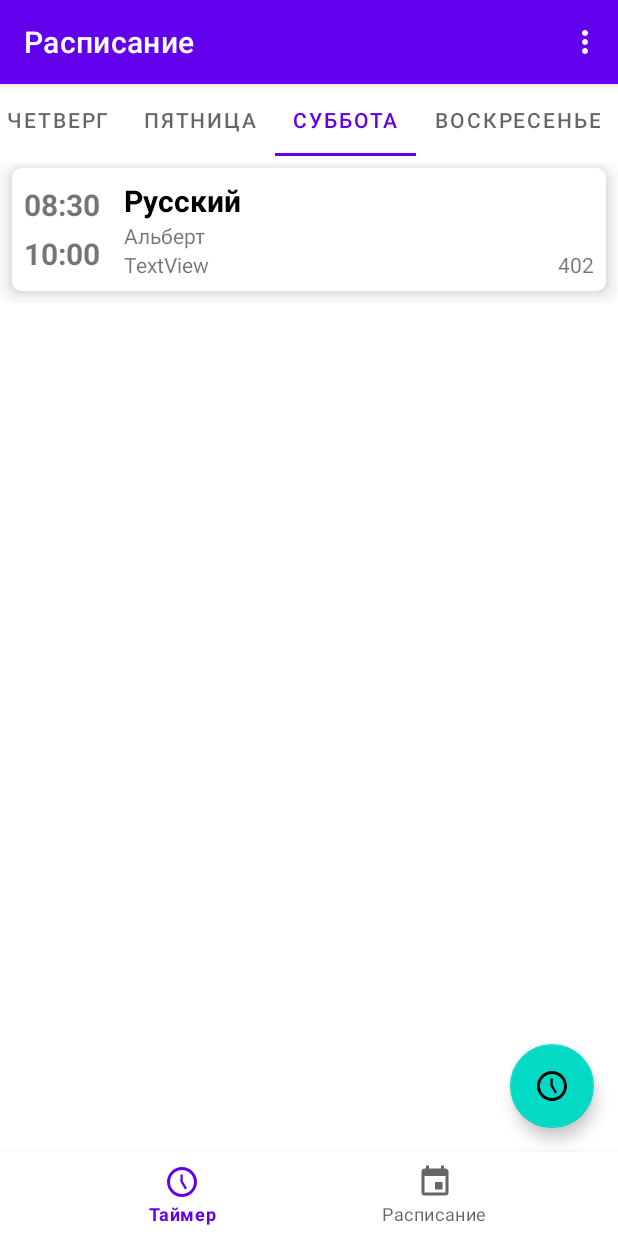
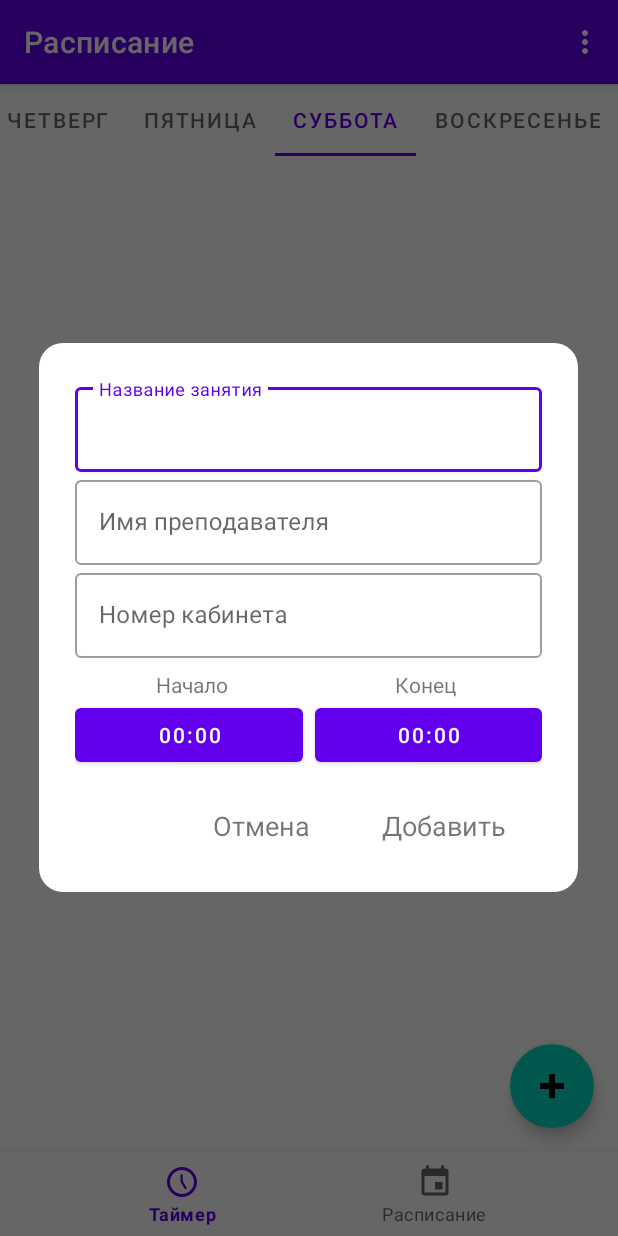
Before and after one commit to ALLABER/BELL-TIME, an Android app: the ScheduleFragment screen opened through its navigation route, after a tap on an icon or button, on a phone screen of 412 x 824 dp. Run offline under Robolectric (Android 15) with nearby library versions, the phone set to English and light mode, and no system bars; our stand-ins replace Room's generated code, navigation-ui.

Commit message:
Промежуточный commit

```diff
--- /dev/null
+++ b/app/src/main/java/com/allaber/belltime/dialog/DialogAddingLesson.java
@@ -0,0 +1,126 @@
+package com.allaber.belltime.dialog;
+
+import android.app.AlertDialog;
+import android.app.Dialog;
+import android.app.TimePickerDialog;
+import android.os.Bundle;
+import android.view.LayoutInflater;
+import android.view.View;
+import android.view.Window;
+import android.widget.Button;
+import android.widget.EditText;
+
+import androidx.fragment.app.DialogFragment;
+
+import com.allaber.belltime.R;
+import com.allaber.belltime.database.App;
+import com.allaber.belltime.database.AppDatabase;
+import com.allaber.belltime.database.LessonDAO;
+import com.allaber.belltime.database.models.Lesson;
+import com.allaber.belltime.utils.Utils;
+
+import java.util.Calendar;
+import java.util.Date;
+
+public class DialogAddingLesson extends DialogFragment implements View.OnClickListener {
+
+    private EditText textInputEditTextLessonName;
+    private EditText textInputEditTextTeacherName;
+    private EditText textInputEditTextRoomNumber;
+    private Button buttonStartTime;
+    private Button buttonEndTime;
+
+    private int dayOfWeek;
+
+    public DialogAddingLesson(int dayOfWeek) {
+        this.dayOfWeek = dayOfWeek;
+    }
+
+    @Override
+    public void onStart() {
+        super.onStart();
+        Window window = getDialog().getWindow();
+        window.setBackgroundDrawableResource(android.R.color.transparent);
+    }
+
+    @Override
+    public Dialog onCreateDialog(Bundle savedInstanceState) {
+        AlertDialog.Builder builder = new AlertDialog.Builder(getActivity());
+        LayoutInflater inflater = getActivity().getLayoutInflater();
+        View view = inflater.inflate(R.layout.dialog_adding_lesson, null);
+        initiationViewElements(view);
+        builder.setView(view);
+        return builder.create();
+    }
+
+
+    private void initiationViewElements(View view) {
+        view.findViewById(R.id.textViewCancel).setOnClickListener(this);
+        view.findViewById(R.id.textViewAdd).setOnClickListener(this);
+
+        buttonStartTime = view.findViewById(R.id.buttonStartTime);
+        buttonStartTime.setOnClickListener(this);
+
+        buttonEndTime = view.findViewById(R.id.buttonEndTime);
+        buttonEndTime.setOnClickListener(this);
+
+        textInputEditTextLessonName = view.findViewById(R.id.textInputEditTextLessonName);
+        textInputEditTextTeacherName = view.findViewById(R.id.textInputEditTextTeacherName);
+        textInputEditTextRoomNumber = view.findViewById(R.id.textInputEditTextRoomNumber);
+    }
+
+    @Override
+    public void onClick(View view) {
+        switch (view.getId()) {
+            case R.id.buttonStartTime:
+            case R.id.buttonEndTime:
+                showDateTimePicker((Button) view);
+                break;
+            case R.id.textViewCancel:
+                getDialog().dismiss();
+                break;
+            case R.id.textViewAdd:
+                addLesson();
+                getDialog().dismiss();
+                break;
+        }
+    }
+
+    private void addLesson() {
+        AppDatabase.databaseWriteExecutor.execute(() -> {
+            Lesson lesson = getLesson();
+            LessonDAO lessonDAO = ((App) getContext().getApplicationContext()).getDatabase().lessonDAO();
+            lessonDAO.insert(lesson);
+        });
+
+
+    }
+
+    public void showDateTimePicker(Button button) {
+        new TimePickerDialog(getContext(), (view, hourOfDay, minute) -> {
+            button.setText(String.format("%02d", hourOfDay) + ":" + String.format("%02d", minute));
+        }, 0, 0, true).show();
+    }
+
+    public Lesson getLesson(){
+        Lesson lesson = new Lesson();
+
+        String lessonName = textInputEditTextLessonName.getText().toString();
+        lesson.setLessonName(lessonName);
+
+        String roomNumber = textInputEditTextRoomNumber.getText().toString();
+        lesson.setRoomNumber(roomNumber);
+
+        String teacherName = textInputEditTextTeacherName.getText().toString();
+        lesson.setTeacherName(teacherName);
+
+        String startTime = buttonStartTime.getText().toString();
+        lesson.setStartTime(startTime);
+
+        String endTime = buttonEndTime.getText().toString();
+        lesson.setEndTime(endTime);
+
+        lesson.setDayOfWeek(Utils.getDayOfWeekByIndex(dayOfWeek));
+        return lesson;
+    }
+}
--- a/app/src/main/java/com/allaber/belltime/ui/schedule/ScheduleFragment.java
+++ b/app/src/main/java/com/allaber/belltime/ui/schedule/ScheduleFragment.java
@@ -7,20 +7,15 @@ import android.view.ViewGroup;
 
 import androidx.annotation.NonNull;
 import androidx.fragment.app.Fragment;
-import androidx.lifecycle.ViewModelProvider;
+import androidx.fragment.app.FragmentManager;
+import androidx.fragment.app.FragmentTransaction;
 import androidx.viewpager.widget.ViewPager;
 
-import com.allaber.belltime.database.App;
 import com.allaber.belltime.database.AppDatabase;
-import com.allaber.belltime.database.LessonDAO;
-import com.allaber.belltime.database.models.Lesson;
 import com.allaber.belltime.databinding.FragmentScheduleBinding;
-import com.allaber.belltime.utils.Utils;
+import com.allaber.belltime.dialog.DialogAddingLesson;
 import com.google.android.material.floatingactionbutton.FloatingActionButton;
 import com.google.android.material.tabs.TabLayout;
-
-import java.util.Calendar;
-import java.util.Date;
 
 public class ScheduleFragment extends Fragment {
 
@@ -28,13 +23,9 @@ public class ScheduleFragment extends Fragment {
 
     public View onCreateView(@NonNull LayoutInflater inflater,
                              ViewGroup container, Bundle savedInstanceState) {
-        ScheduleViewModel scheduleViewModel =
-                new ViewModelProvider(this).get(ScheduleViewModel.class);
 
         binding = FragmentScheduleBinding.inflate(inflater, container, false);
         View root = binding.getRoot();
-
-
 
         SectionsPagerAdapter sectionsPagerAdapter = new SectionsPagerAdapter(getContext(), getChildFragmentManager());;
         final ViewPager viewPager = binding.viewPager;
@@ -44,24 +35,18 @@ public class ScheduleFragment extends Fragment {
 
         FloatingActionButton fab = binding.floatingActionButton;
         fab.setOnClickListener(view -> AppDatabase.databaseWriteExecutor.execute(() -> {
-
-            Lesson lesson = new Lesson();
-            lesson.setLessonName("Русский");
-            lesson.setStartTime(String.valueOf(new Date()));
-            Calendar cal = Calendar.getInstance();
-            cal.add(Calendar.MONTH, 1);
-            lesson.setEndTime(String.valueOf(cal.getTime()));
-            int currentItem = viewPager.getCurrentItem() + 1;
-            lesson.setDayOfWeek(Utils.getDayOfWeekByIndex(currentItem));
-            lesson.setRoomNumber("402");
-            lesson.setTeacherName("Альберт");
-
-            LessonDAO lessonDAO = ((App) getContext().getApplicationContext()).getDatabase().lessonDAO();
-            lessonDAO.insert(lesson);
-
+            showDialogAddingLesson(viewPager.getCurrentItem() + 1);
         }));
 
         return root;
+    }
+
+    private void showDialogAddingLesson(int dayOfWeek){
+        DialogAddingLesson dialogAddingLesson = new DialogAddingLesson(dayOfWeek);
+        FragmentManager manager = getActivity().getSupportFragmentManager();
+        FragmentTransaction transaction = manager.beginTransaction();
+        dialogAddingLesson.show(transaction, "DialogAddingLesson");
+
     }
 
     @Override
--- a/app/src/main/java/com/allaber/belltime/ui/schedule/ScheduleViewModel.java
+++ /dev/null
@@ -1,19 +0,0 @@
-package com.allaber.belltime.ui.schedule;
-
-import androidx.lifecycle.LiveData;
-import androidx.lifecycle.MutableLiveData;
-import androidx.lifecycle.ViewModel;
-
-public class ScheduleViewModel extends ViewModel {
-
-    private final MutableLiveData<String> mText;
-
-    public ScheduleViewModel() {
-        mText = new MutableLiveData<>();
-        mText.setValue("This is dashboard fragment");
-    }
-
-    public LiveData<String> getText() {
-        return mText;
-    }
-}
--- a/app/src/main/java/com/allaber/belltime/ui/schedule/ui/LessonsAdapter.java
+++ b/app/src/main/java/com/allaber/belltime/ui/schedule/ui/LessonsAdapter.java
@@ -20,7 +20,6 @@ public class LessonsAdapter extends
 
     private List<Lesson> mLesson;
 
-    // Pass in the contact array into the constructor
     public LessonsAdapter(List<Lesson> contacts) {
         mLesson = contacts;
     }
@@ -35,11 +34,11 @@ public class LessonsAdapter extends
 
         public ViewHolder(View itemView) {
             super(itemView);
-            startTime = (TextView) itemView.findViewById(R.id.start_time);
-            endTime = (TextView) itemView.findViewById(R.id.end_time);
-            lessonName = (TextView) itemView.findViewById(R.id.lesson_name);
-            roomNumber = (TextView) itemView.findViewById(R.id.room_number);
-            teacherName = (TextView) itemView.findViewById(R.id.teacher_name);
+            startTime = itemView.findViewById(R.id.start_time);
+            endTime = itemView.findViewById(R.id.end_time);
+            lessonName = itemView.findViewById(R.id.lesson_name);
+            roomNumber = itemView.findViewById(R.id.room_number);
+            teacherName = itemView.findViewById(R.id.teacher_name);
         }
     }
 
@@ -58,11 +57,8 @@ public class LessonsAdapter extends
 
         Lesson lesson = mLesson.get(position);
 
-//        holder.startTime.setText(lesson.getStartTime());
-//        holder.endTime.setText(lesson.getEndTime());
-
-        holder.startTime.setText("08:30");
-        holder.endTime.setText("10:00");
+        holder.startTime.setText(lesson.getStartTime());
+        holder.endTime.setText(lesson.getEndTime());
 
         holder.lessonName.setText(lesson.getLessonName());
         holder.roomNumber.setText(lesson.getRoomNumber());
--- a/app/src/main/java/com/allaber/belltime/ui/schedule/ui/WeekFragment.java
+++ b/app/src/main/java/com/allaber/belltime/ui/schedule/ui/WeekFragment.java
@@ -14,16 +14,7 @@ import androidx.lifecycle.ViewModelProvider;
 import androidx.recyclerview.widget.LinearLayoutManager;
 import androidx.recyclerview.widget.RecyclerView;
 
-import com.allaber.belltime.database.App;
-import com.allaber.belltime.database.AppDatabase;
-import com.allaber.belltime.database.LessonDAO;
-import com.allaber.belltime.database.models.Lesson;
 import com.allaber.belltime.databinding.FragmentLessonsBinding;
-import com.allaber.belltime.utils.Utils;
-import com.google.android.material.floatingactionbutton.FloatingActionButton;
-
-import java.util.Calendar;
-import java.util.Date;
 
 public class WeekFragment extends Fragment {
 
@@ -31,6 +22,7 @@ public class WeekFragment extends Fragment {
     private FragmentLessonsBinding binding;
     private int index = 1;
     private LessonsAdapter lessonsAdapter;
+    private RecyclerView recyclerView;
 
     public static WeekFragment newInstance(int index) {
         WeekFragment fragment = new WeekFragment();
@@ -54,7 +46,6 @@ public class WeekFragment extends Fragment {
     private void subscribeToLessons() {
         weekViewModel.getLessons(getContext(), index).observe(getViewLifecycleOwner(), lessons -> {
             lessonsAdapter = new LessonsAdapter(lessons);
-            RecyclerView recyclerView = binding.recyclerView;
             recyclerView.setAdapter(lessonsAdapter);
             recyclerView.setLayoutManager(new LinearLayoutManager(getContext()));
         });
@@ -64,6 +55,7 @@ public class WeekFragment extends Fragment {
     public View onCreateView(@NonNull LayoutInflater inflater, ViewGroup container, Bundle savedInstanceState) {
         binding = FragmentLessonsBinding.inflate(inflater, container, false);
         View root = binding.getRoot();
+        recyclerView = binding.recyclerView;
         return root;
     }
 
--- /dev/null
+++ b/app/src/main/res/drawable/dialog_background.xml
@@ -0,0 +1,10 @@
+<?xml version="1.0" encoding="utf-8"?>
+<shape xmlns:android="http://schemas.android.com/apk/res/android">
+    <solid android:color="@color/color_white_100" />
+    <corners android:radius="16dp" />
+    <padding
+        android:bottom="@dimen/dimen_margin_max"
+        android:left="@dimen/dimen_margin_max"
+        android:right="@dimen/dimen_margin_max"
+        android:top="@dimen/dimen_margin_max" />
+</shape>
--- /dev/null
+++ b/app/src/main/res/drawable/ic_add.xml
@@ -0,0 +1,8 @@
+<!-- drawable/plus_thick.xml -->
+<vector xmlns:android="http://schemas.android.com/apk/res/android"
+    android:height="24dp"
+    android:width="24dp"
+    android:viewportWidth="24"
+    android:viewportHeight="24">
+    <path android:fillColor="#FFFFFF" android:pathData="M20 14H14V20H10V14H4V10H10V4H14V10H20V14Z" />
+</vector>
--- /dev/null
+++ b/app/src/main/res/layout/dialog_adding_lesson.xml
@@ -0,0 +1,155 @@
+<?xml version="1.0" encoding="utf-8"?>
+<androidx.constraintlayout.widget.ConstraintLayout xmlns:android="http://schemas.android.com/apk/res/android"
+    xmlns:app="http://schemas.android.com/apk/res-auto"
+    xmlns:tools="http://schemas.android.com/tools"
+    android:layout_width="wrap_content"
+    android:layout_height="wrap_content"
+    android:layout_marginLeft="32dp"
+    android:layout_marginRight="32dp">
+
+    <LinearLayout
+        android:layout_width="match_parent"
+        android:layout_height="wrap_content"
+        android:layout_margin="16dp"
+        android:layout_marginTop="16dp"
+        android:background="@drawable/dialog_background"
+        android:orientation="vertical"
+        app:layout_constraintBottom_toBottomOf="parent"
+        app:layout_constraintEnd_toEndOf="parent"
+        app:layout_constraintStart_toStartOf="parent"
+        app:layout_constraintTop_toTopOf="parent">
+
+        <LinearLayout
+            android:layout_width="match_parent"
+            android:layout_height="wrap_content"
+            android:layout_margin="@dimen/dimen_margin_min"
+            android:orientation="vertical">
+
+            <com.google.android.material.textfield.TextInputLayout
+                android:id="@+id/textField1"
+                style="@style/Widget.MaterialComponents.TextInputLayout.OutlinedBox"
+                android:layout_width="match_parent"
+                android:layout_height="wrap_content"
+                android:hint="@string/string_name_of_the_lesson">
+
+                <com.google.android.material.textfield.TextInputEditText
+                    android:id="@+id/textInputEditTextLessonName"
+                    android:layout_width="match_parent"
+                    android:layout_height="wrap_content"
+                    app:strokeColor="#D52F2F" />
+
+            </com.google.android.material.textfield.TextInputLayout>
+
+            <com.google.android.material.textfield.TextInputLayout
+                android:id="@+id/textField"
+                style="@style/Widget.MaterialComponents.TextInputLayout.OutlinedBox"
+                android:layout_width="match_parent"
+                android:layout_height="wrap_content"
+                android:hint="@string/string_teacher_name">
+
+                <com.google.android.material.textfield.TextInputEditText
+                    android:id="@+id/textInputEditTextTeacherName"
+                    android:layout_width="match_parent"
+                    android:layout_height="wrap_content"
+                    app:strokeColor="#D52F2F" />
+            </com.google.android.material.textfield.TextInputLayout>
+
+            <com.google.android.material.textfield.TextInputLayout
+                android:id="@+id/textField3"
+                style="@style/Widget.MaterialComponents.TextInputLayout.OutlinedBox"
+                android:layout_width="match_parent"
+                android:layout_height="wrap_content"
+                android:hint="@string/string_room_number">
+
+                <com.google.android.material.textfield.TextInputEditText
+                    android:id="@+id/textInputEditTextRoomNumber"
+                    android:layout_width="match_parent"
+                    android:layout_height="wrap_content"
+                    app:strokeColor="#D52F2F" />
+            </com.google.android.material.textfield.TextInputLayout>
+
+            <LinearLayout
+                android:layout_width="match_parent"
+                android:layout_height="wrap_content"
+                android:layout_marginTop="8dp"
+                android:orientation="horizontal">
+
+                <LinearLayout
+                    android:layout_width="match_parent"
+                    android:layout_height="match_parent"
+                    android:layout_weight="1"
+                    android:orientation="vertical">
+
+                    <TextView
+                        android:id="@+id/textView"
+                        android:layout_width="match_parent"
+                        android:layout_height="wrap_content"
+                        android:text="Начало"
+                        android:textAlignment="center" />
+
+                    <Button
+                        android:id="@+id/buttonStartTime"
+                        android:layout_width="match_parent"
+                        android:layout_height="wrap_content"
+                        android:layout_marginRight="4dp"
+                        android:text="00:00" />
+
+                </LinearLayout>
+
+                <LinearLayout
+                    android:layout_width="match_parent"
+                    android:layout_height="match_parent"
+                    android:layout_weight="1"
+                    android:orientation="vertical">
+
+                    <TextView
+                        android:id="@+id/textView2"
+                        android:layout_width="match_parent"
+                        android:layout_height="wrap_content"
+                        android:text="Конец"
+                        android:textAlignment="center" />
+
+                    <Button
+                        android:id="@+id/buttonEndTime"
+                        android:layout_width="match_parent"
+                        android:layout_height="wrap_content"
+                        android:layout_marginLeft="4dp"
+                        android:text="00:00" />
+
+                </LinearLayout>
+
+            </LinearLayout>
+
+        </LinearLayout>
+
+        <LinearLayout
+            android:layout_width="match_parent"
+            android:layout_height="wrap_content"
+            android:layout_marginLeft="16dp"
+            android:layout_marginRight="16dp"
+            android:gravity="right"
+            android:orientation="horizontal">
+
+            <TextView
+                android:id="@+id/textViewCancel"
+                android:layout_width="wrap_content"
+                android:layout_height="wrap_content"
+                android:padding="16dp"
+                android:text="@string/string_cancel"
+                android:textAlignment="textEnd"
+                android:textSize="18sp" />
+
+            <TextView
+                android:id="@+id/textViewAdd"
+                android:layout_width="wrap_content"
+                android:layout_height="wrap_content"
+                android:layout_marginLeft="16dp"
+                android:clickable="true"
+                android:padding="16dp"
+                android:text="@string/string_add"
+                android:textAlignment="textEnd"
+                android:textSize="18sp" />
+        </LinearLayout>
+    </LinearLayout>
+
+</androidx.constraintlayout.widget.ConstraintLayout>
--- a/app/src/main/res/layout/fragment_schedule.xml
+++ b/app/src/main/res/layout/fragment_schedule.xml
@@ -22,7 +22,7 @@
         android:layout_marginEnd="16dp"
         android:layout_marginBottom="16dp"
         android:clickable="true"
-        android:src="@drawable/ic_timer"
+        android:src="@drawable/ic_add"
         app:layout_constraintBottom_toBottomOf="parent"
         app:layout_constraintEnd_toEndOf="parent" />
 
@@ -30,7 +30,6 @@
         android:id="@+id/view_pager"
         android:layout_width="0dp"
         android:layout_height="0dp"
-        android:layout_marginTop="4dp"
         app:layout_constraintBottom_toBottomOf="parent"
         app:layout_constraintEnd_toEndOf="parent"
         app:layout_constraintStart_toStartOf="parent"
--- a/app/src/main/res/layout/item_lesson.xml
+++ b/app/src/main/res/layout/item_lesson.xml
@@ -33,7 +33,7 @@
                     android:layout_height="wrap_content"
                     android:layout_weight="1"
                     android:gravity="center"
-                    android:text="08:30"
+                    android:text="00:00"
                     android:textAlignment="center"
                     android:textSize="20sp"
                     android:textStyle="bold" />
@@ -44,7 +44,7 @@
                     android:layout_height="wrap_content"
                     android:layout_weight="1"
                     android:gravity="center"
-                    android:text="10:05"
+                    android:text="00:00"
                     android:textAlignment="center"
                     android:textSize="20sp"
                     android:textStyle="bold" />
--- a/app/src/main/res/values/colors.xml
+++ b/app/src/main/res/values/colors.xml
@@ -7,4 +7,12 @@
     <color name="teal_700">#FF018786</color>
     <color name="black">#FF000000</color>
     <color name="white">#FFFFFFFF</color>
+
+    <color name="color_white_100">#FFFFFFFF</color>
+    <color name="color_white_90">#1A000000</color>
+    <color name="color_white_60">#99FFFFFF</color>
+    <color name="color_white_20">#33FFFFFF</color>
+    <color name="color_white_10">#1AFFFFFF</color>
+    <color name="color_white_5">#0DFFFFFF</color>
+    <color name="color_white_0">#00FFFFFF</color>
 </resources>
--- a/app/src/main/res/values/dimens.xml
+++ b/app/src/main/res/values/dimens.xml
@@ -2,4 +2,7 @@
     <!-- Default screen margins, per the Android Design guidelines. -->
     <dimen name="activity_horizontal_margin">16dp</dimen>
     <dimen name="activity_vertical_margin">16dp</dimen>
+
+    <dimen name="dimen_margin_max">16dp</dimen>
+    <dimen name="dimen_margin_min">8dp</dimen>
 </resources>
--- a/app/src/main/res/values/strings.xml
+++ b/app/src/main/res/values/strings.xml
@@ -1,5 +1,5 @@
 <resources>
-    <string name="app_name">BELL-TIME</string>
+    <string name="app_name">Bell Time</string>
     <string name="title_timer">Таймер</string>
     <string name="title_schedule">Расписание</string>
 
@@ -10,4 +10,11 @@
     <string name="string_friday">Пятница</string>
     <string name="string_saturday">Суббота</string>
     <string name="string_sunday">Воскресенье</string>
+
+    <string name="string_name_of_the_lesson">Название занятия</string>
+    <string name="string_add">Добавить</string>
+    <string name="string_cancel">Отмена</string>
+    <string name="string_teacher_name">Имя преподавателя</string>
+    <string name="string_room_number">Номер кабинета</string>
+
 </resources>
```
